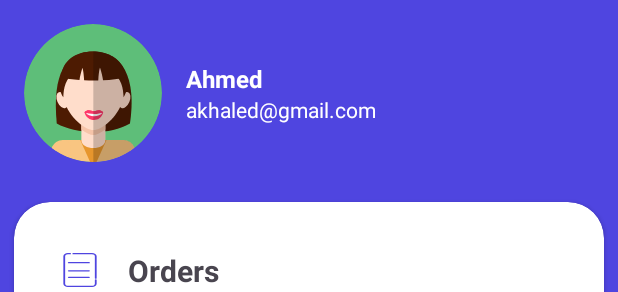
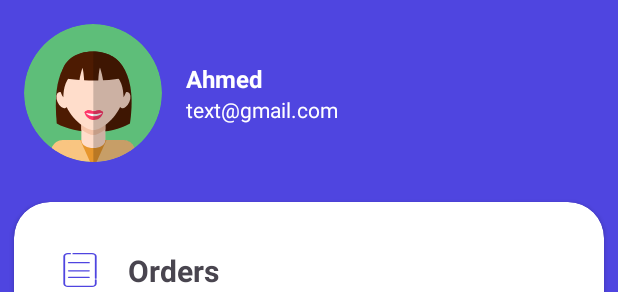
Before and after one commit to SLAYERVIX/S-MART, an Android app: the layout fragment_profile.xml on its own in the app's theme, with its tools: preview values and no code run, on a phone screen of 412 x 824 dp. Shown: the top 292 px of the screen. Run offline under Robolectric (Android 15) with nearby library versions, the phone set to English and light mode, and no system bars.

Commit message:
separated profile fragment business login

```diff
--- a/app/src/main/res/layout/fragment_profile.xml
+++ b/app/src/main/res/layout/fragment_profile.xml
@@ -1,7 +1,16 @@
 <?xml version="1.0" encoding="utf-8"?>
-<androidx.constraintlayout.widget.ConstraintLayout xmlns:android="http://schemas.android.com/apk/res/android"
+<layout xmlns:android="http://schemas.android.com/apk/res/android"
     xmlns:app="http://schemas.android.com/apk/res-auto"
-    xmlns:tools="http://schemas.android.com/tools"
+    xmlns:tools="http://schemas.android.com/tools">
+
+    <data>
+
+        <variable
+            name="user"
+            type="com.google.firebase.auth.FirebaseUser" />
+    </data>
+
+    <androidx.constraintlayout.widget.ConstraintLayout
         android:layout_width="match_parent"
         android:layout_height="match_parent"
         android:background="@color/md_theme_light_primary"
@@ -22,6 +31,7 @@
             android:layout_width="wrap_content"
             android:layout_height="wrap_content"
             android:layout_marginStart="16dp"
+            android:text="@{user.displayName}"
             android:textColor="@color/white"
             android:textSize="16sp"
             android:textStyle="bold"
@@ -35,11 +45,12 @@
             android:id="@+id/tv_email"
             android:layout_width="wrap_content"
             android:layout_height="wrap_content"
-        android:text="akhaled@gmail.com"
+            android:text="@{user.email}"
             android:textColor="@color/white"
             app:layout_constraintBottom_toBottomOf="@+id/circleImageView"
             app:layout_constraintStart_toStartOf="@+id/tv_display_name"
-        app:layout_constraintTop_toBottomOf="@+id/tv_display_name" />
+            app:layout_constraintTop_toBottomOf="@+id/tv_display_name"
+            tools:text="text@gmail.com" />
 
         <androidx.cardview.widget.CardView
             android:layout_width="0dp"
@@ -56,7 +67,6 @@
             <androidx.constraintlayout.widget.ConstraintLayout
                 android:layout_width="match_parent"
                 android:layout_height="match_parent">
-
 
 
                 <Button
@@ -84,3 +94,4 @@
 
         </androidx.cardview.widget.CardView>
     </androidx.constraintlayout.widget.ConstraintLayout>
+</layout>
--- a/data/src/main/java/com/example/data/remote/FirebaseAuthService.kt
+++ b/data/src/main/java/com/example/data/remote/FirebaseAuthService.kt
@@ -81,4 +81,10 @@ class FirebaseAuthService(private val firebaseAuth: FirebaseAuth) {
     fun retrieveCurrentUser(): FirebaseUser? {
         return firebaseAuth.currentUser
     }
+
+    fun firebaseSignOut(): Boolean {
+        firebaseAuth.signOut()
+
+        return firebaseAuth.currentUser == null
+    }
 }
--- a/data/src/main/java/com/example/data/repo/FirebaseAuthRepoImpl.kt
+++ b/data/src/main/java/com/example/data/repo/FirebaseAuthRepoImpl.kt
@@ -30,4 +30,8 @@ class FirebaseAuthRepoImpl(
     override fun retrieveCurrentUser(): FirebaseUser? {
         return firebaseAuthService.retrieveCurrentUser()
     }
+
+    override fun firebaseSignOut(): Boolean {
+        return firebaseAuthService.firebaseSignOut()
+    }
 }
--- a/domain/src/main/java/com/example/domain/repo/FirebaseAuthRepository.kt
+++ b/domain/src/main/java/com/example/domain/repo/FirebaseAuthRepository.kt
@@ -11,4 +11,5 @@ interface FirebaseAuthRepository {
     fun updateProfileData(displayName: String): Flow<UpdateProfileResult>
     fun loginWithEmailAndPassword(email: String, password: String): Flow<LoginResult>
     fun retrieveCurrentUser(): FirebaseUser?
+    fun firebaseSignOut() : Boolean
 }
```
Also changed, not shown: app/src/main/java/com/example/s_mart/ui/profile/ProfileFragment.kt (+9 -23 lines), app/src/main/java/com/example/s_mart/ui/profile/ProfileViewModel.kt (added, +34 -0 lines). Lines whose indentation alone changed are shown as unchanged.
